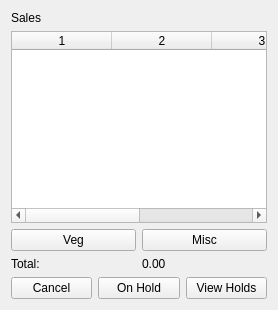
Before: the Qt Designer form Project/ui/sales_frame.ui in Selvam-T/POS, drawn with Qt 5.
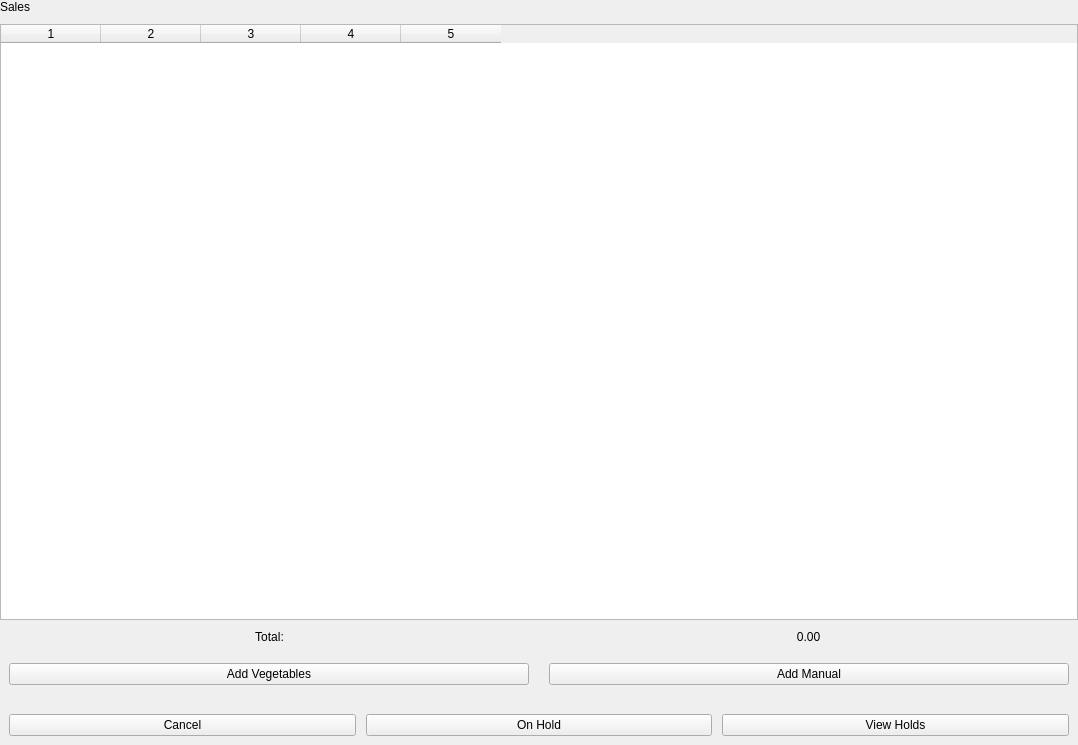
After: the same form once the commit is applied.

Commit message: salesFrame widget reordered and finalized, except salesTable

What changed in the file:
```diff
--- a/Project/ui/sales_frame.ui
+++ b/Project/ui/sales_frame.ui
@@ -3,62 +3,155 @@
 <ui version="4.0">
  <class>SalesFrame</class>
  <widget class="QWidget" name="SalesFrame">
-  <layout class="QVBoxLayout" name="verticalLayout">
+  <property name="geometry">
+   <rect>
+    <x>0</x>
+    <y>0</y>
+    <width>1078</width>
+    <height>745</height>
+   </rect>
+  </property>
+  <layout class="QVBoxLayout" name="mainSalesLayout">
+   <property name="spacing">
+    <number>10</number>
+   </property>
+   <property name="leftMargin">
+    <number>0</number>
+   </property>
+   <property name="topMargin">
+    <number>0</number>
+   </property>
+   <property name="rightMargin">
+    <number>0</number>
+   </property>
+   <property name="bottomMargin">
+    <number>0</number>
+   </property>
    <item>
-    <widget class="QLabel" name="saleLabel">
+    <widget class="QLabel" name="salesLabel">
      <property name="text">
       <string>Sales</string>
      </property>
     </widget>
    </item>
    <item>
-    <widget class="QTableWidget" name="saleTable">
-     <property name="columnCount">
-      <number>4</number>
-     </property>
+    <widget class="QTableWidget" name="salesTable">
      <property name="rowCount">
       <number>0</number>
      </property>
-    </widget>
-   </item>
-   <item>
-    <layout class="QHBoxLayout" name="addBtnLayout">
-     <item>
-      <widget class="QPushButton" name="vegBtn">
-       <property name="text">
-        <string>Veg</string>
-       </property>
+     <property name="columnCount">
+      <number>5</number>
+     </property>
+     <column/>
+     <column/>
+     <column/>
+     <column/>
+     <column/>
       </widget>
      </item>
      <item>
-      <widget class="QPushButton" name="miscBtn">
-       <property name="text">
-        <string>Misc</string>
-       </property>
-      </widget>
-     </item>
-    </layout>
-   </item>
-   <item>
+    <widget class="QFrame" name="totalContainer">
+     <property name="frameShape">
+      <enum>QFrame::NoFrame</enum>
+     </property>
+     <property name="frameShadow">
+      <enum>QFrame::Plain</enum>
+     </property>
     <layout class="QHBoxLayout" name="totalLayout">
+      <property name="spacing">
+       <number>0</number>
+      </property>
+      <property name="leftMargin">
+       <number>0</number>
+      </property>
+      <property name="topMargin">
+       <number>0</number>
+      </property>
+      <property name="rightMargin">
+       <number>0</number>
+      </property>
+      <property name="bottomMargin">
+       <number>0</number>
+      </property>
      <item>
       <widget class="QLabel" name="totalTitle">
+        <property name="sizePolicy">
+         <sizepolicy hsizetype="Expanding" vsizetype="Preferred">
+          <horstretch>0</horstretch>
+          <verstretch>0</verstretch>
+         </sizepolicy>
+        </property>
        <property name="text">
         <string>Total:</string>
        </property>
+        <property name="alignment">
+         <set>Qt::AlignCenter</set>
+        </property>
       </widget>
      </item>
      <item>
       <widget class="QLabel" name="totalValue">
+        <property name="sizePolicy">
+         <sizepolicy hsizetype="Expanding" vsizetype="Preferred">
+          <horstretch>0</horstretch>
+          <verstretch>0</verstretch>
+         </sizepolicy>
+        </property>
        <property name="text">
         <string>0.00</string>
        </property>
+        <property name="alignment">
+         <set>Qt::AlignCenter</set>
+        </property>
       </widget>
      </item>
     </layout>
+    </widget>
    </item>
    <item>
+     <widget class="QFrame" name="addContainer">
+      <property name="frameShape">
+        <enum>QFrame::NoFrame</enum>
+      </property>
+      <property name="frameShadow">
+        <enum>QFrame::Plain</enum>
+      </property>
+      <layout class="QHBoxLayout" name="addBtnLayout">
+        <property name="spacing">
+         <number>20</number>
+        </property>
+        <item>
+         <widget class="QPushButton" name="vegBtn">
+          <property name="text">
+            <string>Add Vegetables</string>
+          </property>
+         </widget>
+        </item>
+        <item>
+         <widget class="QPushButton" name="manualBtn">
+          <property name="text">
+            <string>Add Manual</string>
+          </property>
+         </widget>
+        </item>
+      </layout>
+     </widget>
+    </item>
+    <item>
+     <widget class="QFrame" name="receiptContainer">
+      <property name="frameShape">
+        <enum>QFrame::NoFrame</enum>
+      </property>
+      <property name="frameShadow">
+        <enum>QFrame::Plain</enum>
+      </property>
     <layout class="QHBoxLayout" name="receiptLayout">
+        <property name="spacing">
+         <number>10</number>
+        </property>
+        <property name="topMargin">
+         <number>10</number>
+        </property>
      <item>
       <widget class="QPushButton" name="cancelsaleBtn">
        <property name="text">
@@ -81,6 +174,7 @@
       </widget>
      </item>
     </layout>
+     </widget>
    </item>
   </layout>
  </widget>
```
Left out of the diff: 1 changed line with no effect on the pictures. Lines whose indentation alone changed are shown as unchanged. The commit also changes 6 other files.
